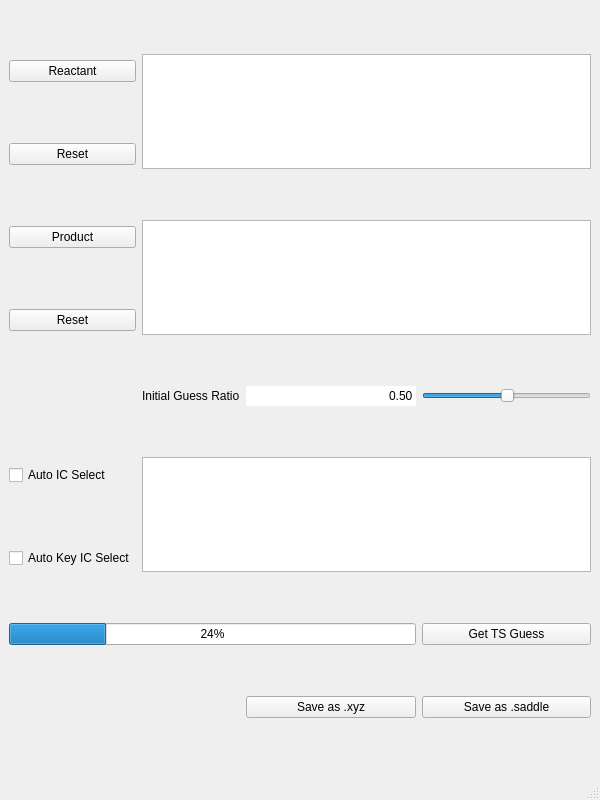
Old version of the form gui/gui_ts_guess.ui in the repository theochem/gopt.
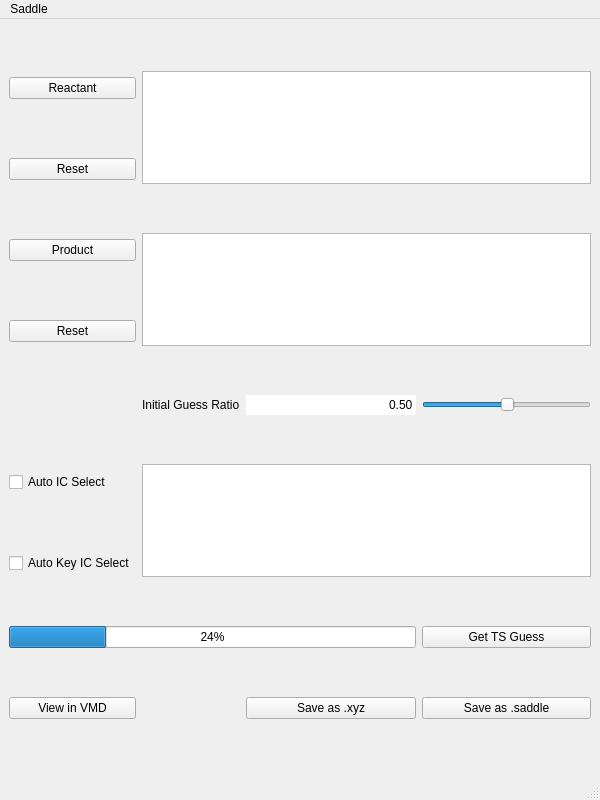
New version of the form.

Commit message: add about info add vmd support

```diff
--- a/gui/gui_ts_guess.ui
+++ b/gui/gui_ts_guess.ui
@@ -124,6 +124,13 @@
       </property>
      </widget>
     </item>
+    <item row="8" column="0">
+     <widget class="QPushButton" name="view_vmd">
+      <property name="text">
+       <string>View in VMD</string>
+      </property>
+     </widget>
+    </item>
    </layout>
    <zorder>textEdit_2</zorder>
    <zorder>textEdit</zorder>
@@ -153,6 +160,13 @@
      <height>22</height>
     </rect>
    </property>
+   <widget class="QMenu" name="menuSaddle">
+    <property name="title">
+     <string>Saddle</string>
+    </property>
+    <addaction name="actionSaddle"/>
+   </widget>
+   <addaction name="menuSaddle"/>
   </widget>
   <widget class="QStatusBar" name="statusbar"/>
  </widget>
```
Left out of the diff: 28 changed lines with no effect on the pictures. The commit also changes 2 other files.
